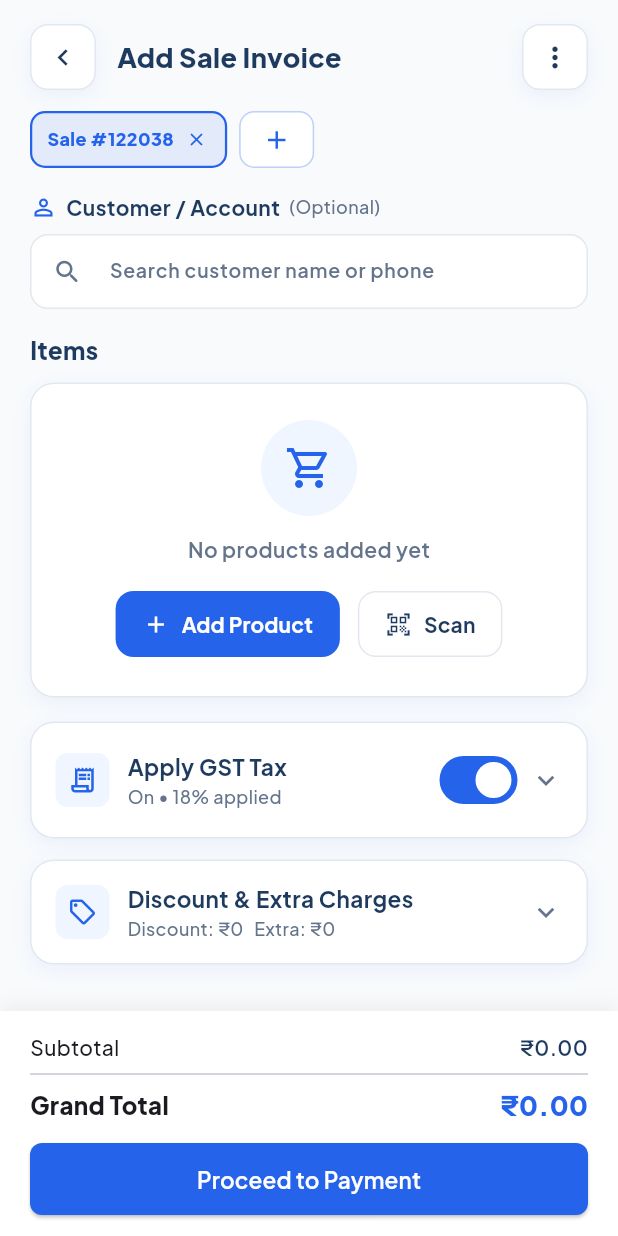
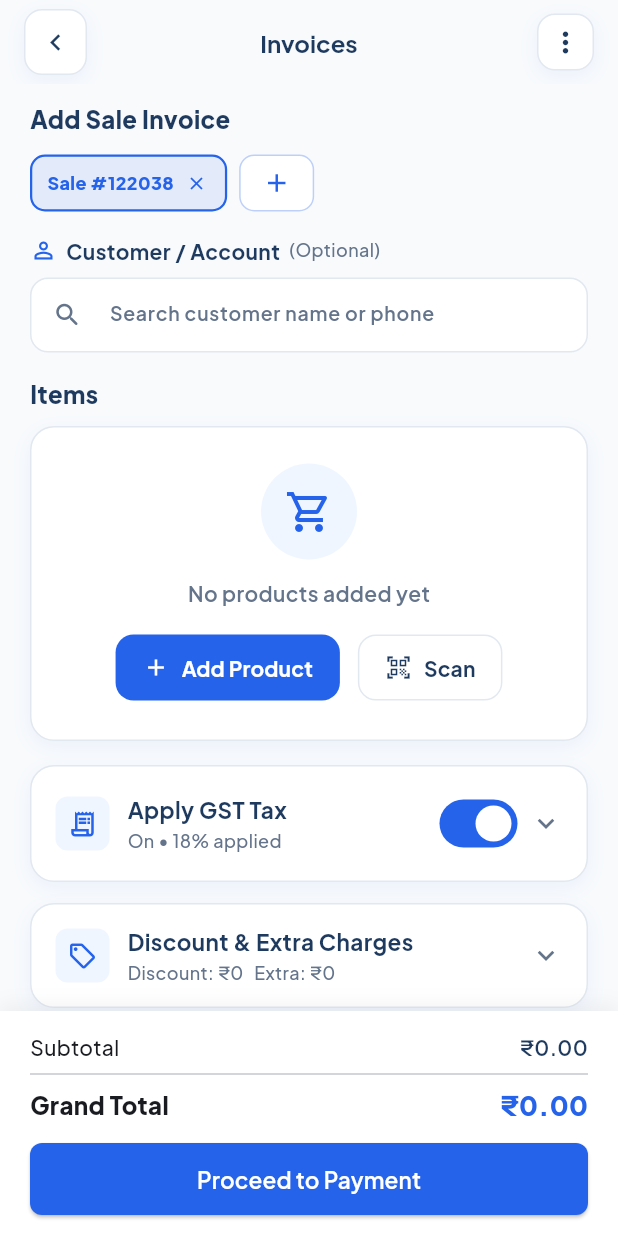
Before and after one commit to Xenotrix-Technologies/xenoBiz-flutter, a Flutter app: the CreateInvoicePage screen opened by its route, on a phone screen of 412 x 824 dp. Run offline on Flutter 3.47's test engine with Material 3 defaults, Android fonts, the phone set to English and light mode, and no system bars; our stand-ins replace connectivity_plus, dio, equatable, file_picker, fl_chart, flutter_bloc and 9 more; missing offline and left inert: mobile_scanner; accounts and stored records are empty.

```diff
--- a/lib/presentation/invoices/pages/create_invoice_page.dart
+++ b/lib/presentation/invoices/pages/create_invoice_page.dart
@@ -1512,34 +1512,27 @@ class _CreateInvoicePageState extends ConsumerState<CreateInvoicePage>
         behavior: HitTestBehavior.translucent,
         child: Scaffold(
           backgroundColor: AppColors.background,
-          body: SafeArea(
-            child: SingleChildScrollView(
-              padding:
-                  const EdgeInsets.symmetric(horizontal: 20.0, vertical: 16.0),
-              child: Column(
-                crossAxisAlignment: CrossAxisAlignment.start,
-                children: [
-                  // 1. App Bar Header Row
-                  Row(
-                    children: [
-                      // Back Button Card
-                      InkWell(
+          appBar: AppBar(
+            backgroundColor: AppColors.background,
+            elevation: 0,
+            scrolledUnderElevation: 0,
+            centerTitle: true,
+            leadingWidth: 58,
+            leading: Padding(
+              padding: const EdgeInsets.only(left: 16.0, top: 6.0, bottom: 6.0),
+              child: InkWell(
                 onTap: () => Navigator.pop(context),
-                        borderRadius:
-                            BorderRadius.circular(AppSizes.radiusMedium),
+                borderRadius: BorderRadius.circular(AppSizes.radiusMedium),
                 child: Container(
-                          width: 44,
-                          height: 44,
+                  width: 38,
+                  height: 38,
                   decoration: BoxDecoration(
                     color: AppColors.surfaceCard,
-                            borderRadius:
-                                BorderRadius.circular(AppSizes.radiusMedium),
-                            border: Border.all(
-                                color: AppColors.surfaceContainerHigh),
+                    borderRadius: BorderRadius.circular(AppSizes.radiusMedium),
+                    border: Border.all(color: AppColors.surfaceContainerHigh),
                     boxShadow: [
                       BoxShadow(
-                                color:
-                                    AppColors.primary.withValues(alpha: 0.06),
+                        color: AppColors.primary.withValues(alpha: 0.06),
                         blurRadius: 10,
                         offset: const Offset(0, 4),
                       ),
@@ -1552,7 +1545,54 @@ class _CreateInvoicePageState extends ConsumerState<CreateInvoicePage>
                   ),
                 ),
               ),
-                      const SizedBox(width: 14),
+            ),
+            title: const Text(
+              'Invoices',
+              style: TextStyle(
+                fontSize: 16,
+                fontWeight: FontWeight.w700,
+                color: AppColors.onSurface,
+              ),
+            ),
+            actions: [
+              Padding(
+                padding: const EdgeInsets.only(right: 16.0, top: 6.0, bottom: 6.0),
+                child: InkWell(
+                  onTap: _showMoreBottomSheet,
+                  borderRadius: BorderRadius.circular(AppSizes.radiusMedium),
+                  child: Container(
+                    width: 38,
+                    height: 38,
+                    decoration: BoxDecoration(
+                      color: AppColors.surfaceCard,
+                      borderRadius: BorderRadius.circular(AppSizes.radiusMedium),
+                      border: Border.all(color: AppColors.surfaceContainerHigh),
+                      boxShadow: [
+                        BoxShadow(
+                          color: AppColors.primary.withValues(alpha: 0.06),
+                          blurRadius: 10,
+                          offset: const Offset(0, 4),
+                        ),
+                      ],
+                    ),
+                    child: const Icon(
+                      Icons.more_vert,
+                      color: AppColors.onSurface,
+                      size: 22,
+                    ),
+                  ),
+                ),
+              ),
+            ],
+          ),
+          body: SafeArea(
+            child: SingleChildScrollView(
+              padding:
+                  const EdgeInsets.symmetric(horizontal: 20.0, vertical: 12.0),
+              child: Column(
+                crossAxisAlignment: CrossAxisAlignment.start,
+                children: [
+                  // 1. Title inside body (Left-aligned, smaller font)
                   Text(
                     isEditMode
                         ? (isPurchase
@@ -1560,46 +1600,12 @@ class _CreateInvoicePageState extends ConsumerState<CreateInvoicePage>
                             : 'Edit Sale Invoice')
                         : _activeTab.docType.appBarTitle,
                     style: const TextStyle(
-                          fontSize: 18,
+                      fontSize: 16,
                       fontWeight: FontWeight.w800,
                       color: AppColors.onSurface,
                     ),
                   ),
-                      const Spacer(),
-
-                      // Three-dot ⋮ More Button
-                      InkWell(
-                        onTap: _showMoreBottomSheet,
-                        borderRadius:
-                            BorderRadius.circular(AppSizes.radiusMedium),
-                        child: Container(
-                          width: 44,
-                          height: 44,
-                          decoration: BoxDecoration(
-                            color: AppColors.surfaceCard,
-                            borderRadius:
-                                BorderRadius.circular(AppSizes.radiusMedium),
-                            border: Border.all(
-                                color: AppColors.surfaceContainerHigh),
-                            boxShadow: [
-                              BoxShadow(
-                                color:
-                                    AppColors.primary.withValues(alpha: 0.06),
-                                blurRadius: 10,
-                                offset: const Offset(0, 4),
-                              ),
-                            ],
-                          ),
-                          child: const Icon(
-                            Icons.more_vert,
-                            color: AppColors.onSurface,
-                            size: 22,
-                          ),
-                        ),
-                      ),
-                    ],
-                  ),
-                  const SizedBox(height: 14),
+                  const SizedBox(height: 12),
 
                   // 2. Scrollable Document Tabs Bar
                   SizedBox(
```
Lines whose indentation alone changed are shown as unchanged.
